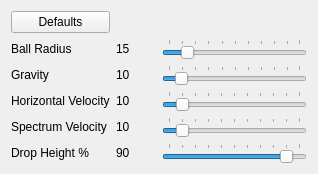
First picture: the form in Effects/BouncingBall/BouncingBallEffect.ui, repository DLdota/OpenRGBEffectsPlugin, before the edit.
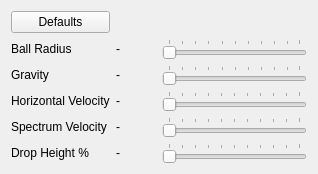
Second picture: the form after the edit. Custom widgets are drawn as their Qt base class.

Commit message: BouncingBall effect fixes

Diff of the .ui file:
```diff
--- a/Effects/BouncingBall/BouncingBallEffect.ui
+++ b/Effects/BouncingBall/BouncingBallEffect.ui
@@ -7,7 +7,7 @@
     <x>0</x>
     <y>0</y>
     <width>318</width>
-    <height>170</height>
+    <height>173</height>
    </rect>
   </property>
   <property name="windowTitle">
@@ -17,14 +17,14 @@
    <item row="4" column="1">
     <widget class="QLabel" name="spectrum_velocity_value_label">
      <property name="text">
-      <string>10</string>
+      <string>-</string>
      </property>
     </widget>
    </item>
    <item row="3" column="1">
     <widget class="QLabel" name="horizontal_velocity_value_label">
      <property name="text">
-      <string>10</string>
+      <string>-</string>
      </property>
     </widget>
    </item>
@@ -38,7 +38,7 @@
    <item row="5" column="1">
     <widget class="QLabel" name="drop_height_percent_value_label">
      <property name="text">
-      <string>90</string>
+      <string>-</string>
      </property>
     </widget>
    </item>
@@ -51,7 +51,7 @@
       <number>100</number>
      </property>
      <property name="value">
-      <number>10</number>
+      <number>0</number>
      </property>
      <property name="orientation">
       <enum>Qt::Horizontal</enum>
@@ -73,7 +73,7 @@
       <number>100</number>
      </property>
      <property name="value">
-      <number>10</number>
+      <number>1</number>
      </property>
      <property name="orientation">
       <enum>Qt::Horizontal</enum>
@@ -109,7 +109,7 @@
       <number>100</number>
      </property>
      <property name="value">
-      <number>90</number>
+      <number>0</number>
      </property>
      <property name="orientation">
       <enum>Qt::Horizontal</enum>
@@ -141,10 +141,10 @@
       <number>100</number>
      </property>
      <property name="value">
-      <number>10</number>
+      <number>0</number>
      </property>
      <property name="sliderPosition">
-      <number>10</number>
+      <number>0</number>
      </property>
      <property name="orientation">
       <enum>Qt::Horizontal</enum>
@@ -169,7 +169,7 @@
       </size>
      </property>
      <property name="text">
-      <string>15</string>
+      <string>-</string>
      </property>
      <property name="textFormat">
       <enum>Qt::PlainText</enum>
@@ -186,7 +186,7 @@
    <item row="2" column="1">
     <widget class="QLabel" name="gravity_value_label">
      <property name="text">
-      <string>10</string>
+      <string>-</string>
      </property>
      <property name="textFormat">
       <enum>Qt::PlainText</enum>
@@ -209,7 +209,7 @@
       <number>100</number>
      </property>
      <property name="value">
-      <number>15</number>
+      <number>1</number>
      </property>
      <property name="orientation">
       <enum>Qt::Horizontal</enum>
```
The commit also changes 4 other files.
